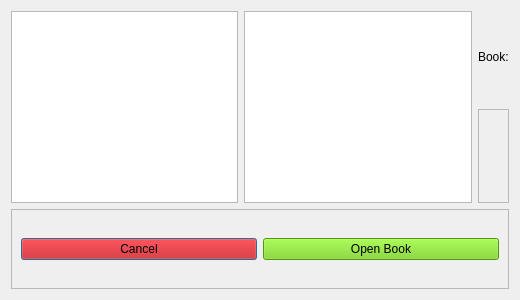
The window that ui/bookBrowser.ui (farinc/book-tracker-python) describes before a commit, drawn with Qt 5.
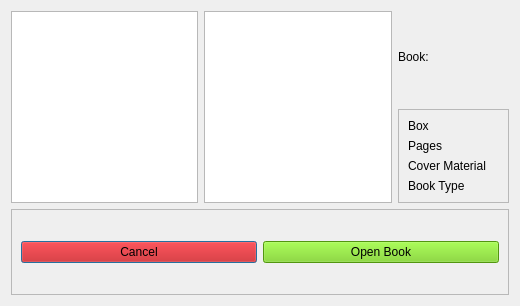
The same window after the commit.

Diff of the .ui file:
```diff
--- a/ui/bookBrowser.ui
+++ b/ui/bookBrowser.ui
@@ -7,7 +7,7 @@
     <x>0</x>
     <y>0</y>
     <width>520</width>
-    <height>300</height>
+    <height>306</height>
    </rect>
   </property>
   <property name="windowTitle">
@@ -24,52 +24,8 @@
      </property>
     </widget>
    </item>
-   <item row="0" column="2">
-    <widget class="QLabel" name="label">
-     <property name="text">
-      <string>Book:</string>
-     </property>
-    </widget>
-   </item>
-   <item row="1" column="2">
-    <widget class="QFrame" name="frame_2">
-     <property name="frameShape">
-      <enum>QFrame::StyledPanel</enum>
-     </property>
-     <property name="frameShadow">
-      <enum>QFrame::Raised</enum>
-     </property>
-     <layout class="QVBoxLayout" name="verticalLayout">
-      <item>
-       <widget class="QLabel" name="labelBox">
-        <property name="text">
-         <string/>
-        </property>
-       </widget>
-      </item>
-      <item>
-       <widget class="QLabel" name="labelPages">
-        <property name="text">
-         <string/>
-        </property>
-       </widget>
-      </item>
-      <item>
-       <widget class="QLabel" name="labelCoverMaterial">
-        <property name="text">
-         <string/>
-        </property>
-       </widget>
-      </item>
-      <item>
-       <widget class="QLabel" name="labelBookType">
-        <property name="text">
-         <string/>
-        </property>
-       </widget>
-      </item>
-     </layout>
-    </widget>
+   <item row="0" column="0" rowspan="2">
+    <widget class="QListWidget" name="batchesList"/>
    </item>
    <item row="2" column="0" colspan="3">
     <widget class="QFrame" name="frame">
@@ -552,6 +508,81 @@
      </layout>
     </widget>
    </item>
+   <item row="0" column="2">
+    <widget class="QLabel" name="label">
+     <property name="text">
+      <string>Book:</string>
+     </property>
+    </widget>
+   </item>
+   <item row="1" column="2">
+    <widget class="QFrame" name="frame_2">
+     <property name="frameShape">
+      <enum>QFrame::StyledPanel</enum>
+     </property>
+     <property name="frameShadow">
+      <enum>QFrame::Raised</enum>
+     </property>
+     <layout class="QGridLayout" name="gridLayout_2">
+      <item row="1" column="1">
+       <widget class="QLabel" name="labelBox">
+        <property name="text">
+         <string/>
+        </property>
+       </widget>
+      </item>
+      <item row="3" column="1">
+       <widget class="QLabel" name="labelCoverMaterial">
+        <property name="text">
+         <string/>
+        </property>
+       </widget>
+      </item>
+      <item row="2" column="1">
+       <widget class="QLabel" name="labelPages">
+        <property name="text">
+         <string/>
+        </property>
+       </widget>
+      </item>
+      <item row="4" column="1">
+       <widget class="QLabel" name="labelBookType">
+        <property name="text">
+         <string/>
+        </property>
+       </widget>
+      </item>
+      <item row="1" column="0">
+       <widget class="QLabel" name="label_2">
+        <property name="text">
+         <string>Box</string>
+        </property>
+       </widget>
+      </item>
+      <item row="2" column="0">
+       <widget class="QLabel" name="label_3">
+        <property name="text">
+         <string>Pages</string>
+        </property>
+       </widget>
+      </item>
+      <item row="3" column="0">
+       <widget class="QLabel" name="label_4">
+        <property name="text">
+         <string>Cover Material</string>
+        </property>
+       </widget>
+      </item>
+      <item row="4" column="0">
+       <widget class="QLabel" name="label_5">
+        <property name="text">
+         <string>Book Type</string>
+        </property>
+       </widget>
+      </item>
+     </layout>
+    </widget>
+   </item>
   </layout>
  </widget>
  <resources/>
```
Left out of the diff: 3 changed lines with no effect on the pictures.
